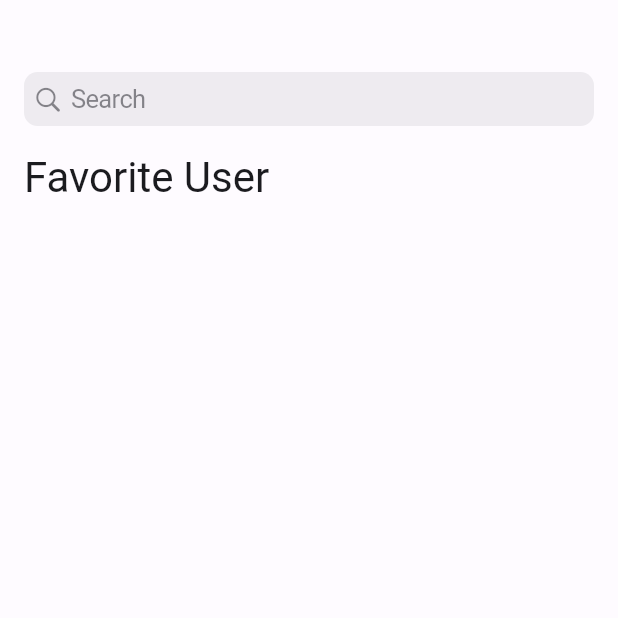
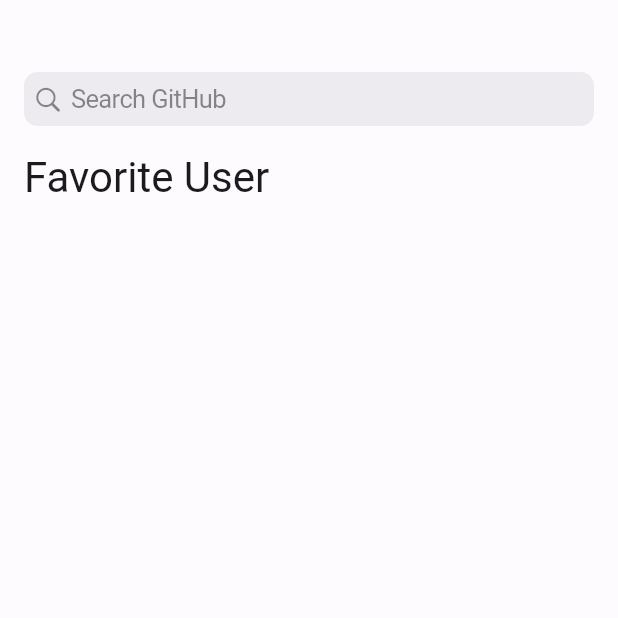
Before and after one commit to tegueneeeee/github_search_app, a Flutter app: the screen it shows after launch, on a phone screen of 412 x 824 dp, the top half of it. Run offline on Flutter 3.47's test engine with Material 3 defaults, Android fonts, the phone set to English and light mode, and no system bars; our stand-ins replace flutter_hooks, gap, go_router, hooks_riverpod, riverpod_annotation; generated files the repository leaves out were written again.

Commit message:
:recycle: Common widget SearchTextFieldHero

```diff
--- a/lib/src/presentation/pages/home/home_page.dart
+++ b/lib/src/presentation/pages/home/home_page.dart
@@ -1,9 +1,9 @@
-import 'package:flutter/cupertino.dart';
 import 'package:flutter/material.dart';
 import 'package:flutter_hooks/flutter_hooks.dart';
 import 'package:gap/gap.dart';
 import 'package:github_search_app/src/core/router/routes.dart';
 import 'package:github_search_app/src/presentation/base/base_page.dart';
+import 'package:github_search_app/src/presentation/widgets/search_text_field_hero.dart';
 import 'package:go_router/go_router.dart';
 import 'package:hooks_riverpod/hooks_riverpod.dart';
 
--- a/lib/src/presentation/pages/home/widgets/search_bar.dart
+++ b/lib/src/presentation/pages/home/widgets/search_bar.dart
@@ -20,12 +20,8 @@ class _SearchBar extends HookWidget {
       },
       const [],
     );
-    return Hero(
-      tag: 'search',
-      child: CupertinoSearchTextField(
-        focusNode: focusNode,
-        placeholder: 'Search',
-      ),
+    return SearchTextFieldHero(
+      focusNode: focusNode,
     );
   }
 }
--- a/lib/src/presentation/pages/search/search_page.dart
+++ b/lib/src/presentation/pages/search/search_page.dart
@@ -1,10 +1,10 @@
-import 'package:flutter/cupertino.dart';
 import 'package:flutter/material.dart';
 import 'package:flutter_hooks/flutter_hooks.dart';
 import 'package:gap/gap.dart';
 import 'package:github_search_app/src/features/search/domain/entities/github_element_category.dart';
 import 'package:github_search_app/src/presentation/base/base_page.dart';
 import 'package:github_search_app/src/presentation/pages/search/providers/search_text_provider.dart';
+import 'package:github_search_app/src/presentation/widgets/search_text_field_hero.dart';
 import 'package:go_router/go_router.dart';
 import 'package:hooks_riverpod/hooks_riverpod.dart';
 
--- a/lib/src/presentation/pages/search/widgets/app_bar.dart
+++ b/lib/src/presentation/pages/search/widgets/app_bar.dart
@@ -23,12 +23,8 @@ class _AppBar extends HookConsumerWidget
             mainAxisSize: MainAxisSize.min,
             children: [
               Expanded(
-                child: Hero(
-                  tag: 'search',
-                  child: SizedBox(
-                    child: CupertinoSearchTextField(
+                child: SearchTextFieldHero(
                   controller: controller,
-                      placeholder: 'Search GitHub',
                   onChanged: (text) => onChanged(ref, text),
                   onSubmitted: (query) => onSubmitted(
                     ref,
@@ -36,8 +32,6 @@ class _AppBar extends HookConsumerWidget
                     controller: controller,
                   ),
                   autofocus: true,
-                    ),
-                  ),
                 ),
               ),
               const Gap(4),
--- /dev/null
+++ b/lib/src/presentation/widgets/search_text_field_hero.dart
@@ -0,0 +1,35 @@
+import 'package:flutter/cupertino.dart';
+
+class SearchTextFieldHero extends StatelessWidget {
+  const SearchTextFieldHero({
+    super.key,
+    this.controller,
+    this.focusNode,
+    this.placeholder = 'Search GitHub',
+    this.onChanged,
+    this.onSubmitted,
+    this.autofocus = false,
+  });
+
+  final TextEditingController? controller;
+  final FocusNode? focusNode;
+  final String? placeholder;
+  final void Function(String)? onChanged;
+  final void Function(String)? onSubmitted;
+  final bool autofocus;
+
+  @override
+  Widget build(BuildContext context) {
+    return Hero(
+      tag: 'search-text-field',
+      child: CupertinoSearchTextField(
+        controller: controller,
+        focusNode: focusNode,
+        placeholder: placeholder,
+        onChanged: onChanged,
+        onSubmitted: onSubmitted,
+        autofocus: autofocus,
+      ),
+    );
+  }
+}
```
Lines whose indentation alone changed are shown as unchanged.
